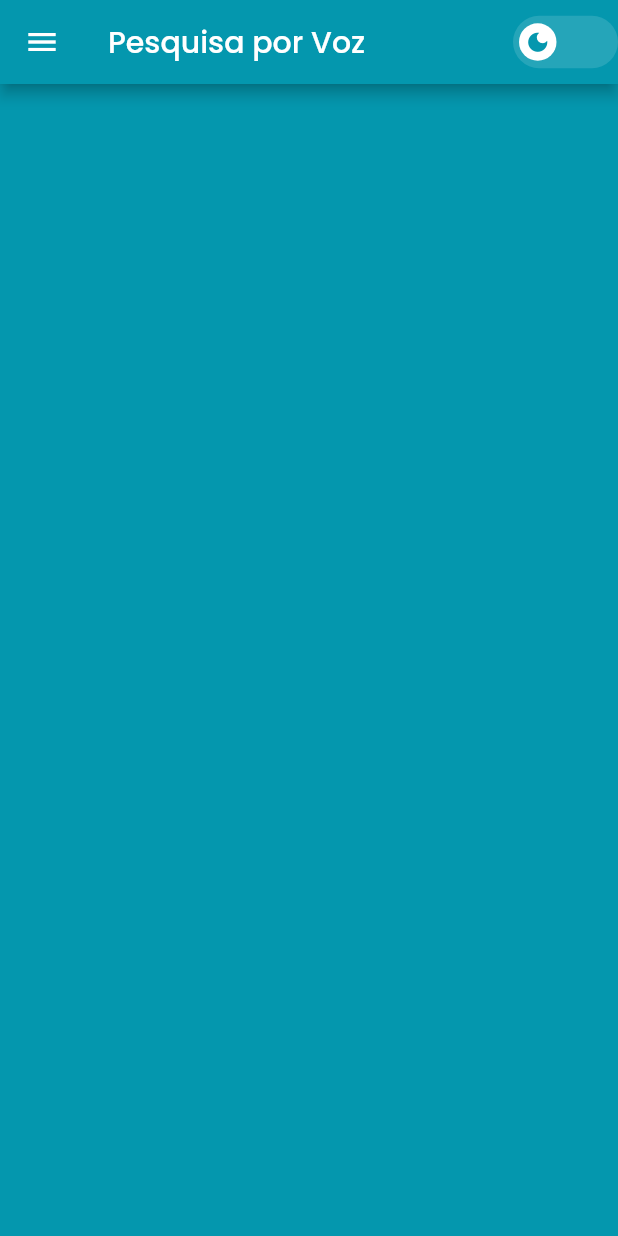
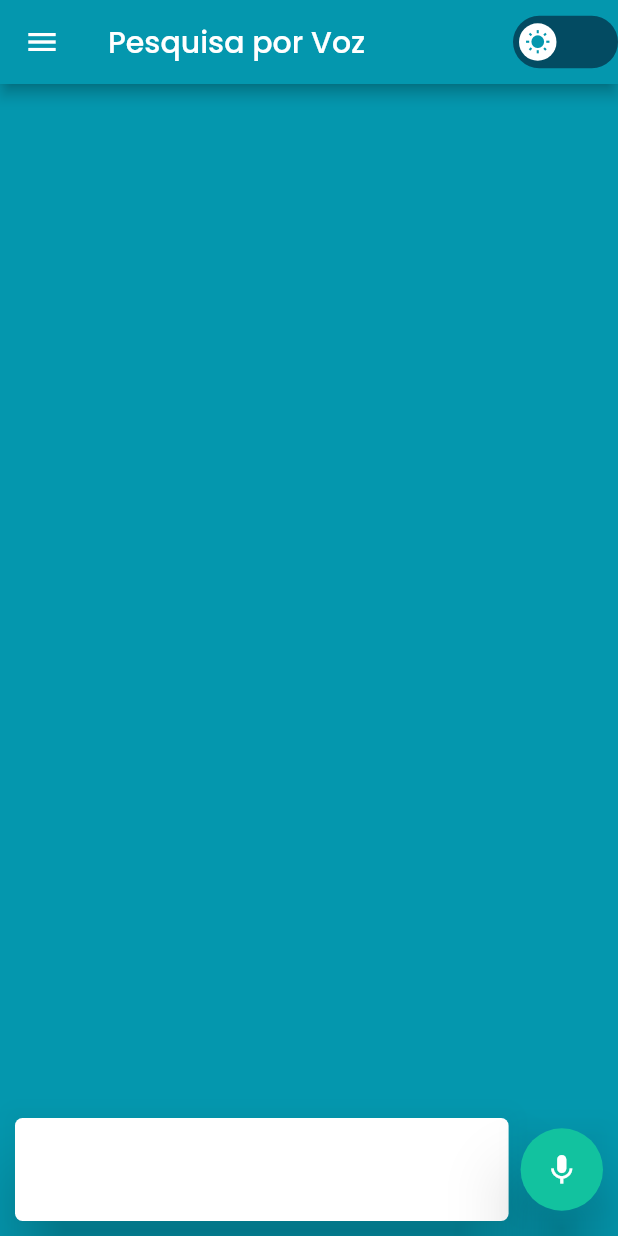
Before and after one commit to iCarvalho7/AndrewsApp, a Flutter app: the screen it shows after launch, on a phone screen of 412 x 824 dp. Run offline on Flutter 3.47's test engine with Material 2 defaults, Android fonts, the phone set to English and light mode, and no system bars; drawn by our look-alikes of avatar_glow, flutter_switch; our stand-ins replace dio, flutter_svg, get, google_fonts, speech_to_text.

Commit message:
[feat] created fetch bible verses screen

```diff
--- /dev/null
+++ b/lib/data/utils/app_assets.dart
@@ -0,0 +1,6 @@
+import 'package:flutter/cupertino.dart';
+import 'package:flutter_svg/flutter_svg.dart';
+
+mixin AppAssets {
+  static final SvgPicture andrewsFaceIcon = SvgPicture.asset('assets/images/andrews_face_icon.svg');
+}
--- /dev/null
+++ b/lib/data/utils/app_spacements.dart
@@ -0,0 +1,32 @@
+import 'package:flutter/widgets.dart';
+
+mixin Numbers {
+  static const double one = 1;
+  static const double two = 2;
+  static const double three = 3;
+  static const double four = 4;
+  static const double five = 5;
+  static const double six = 6;
+  static const double seven = 7;
+  static const double eight = 8;
+  static const double nine = 9;
+  static const double teen = 10;
+  static const double eleven = 11;
+  static const double twelve = 12;
+  static const double thirteen = 13;
+  static const double fourteen = 14;
+  static const double fifteen = 15;
+  static const double twenty = 20;
+  static const double forty = 40;
+}
+
+extension BuildContextExtensions on BuildContext {
+  double get deviceHeight => MediaQuery.of(this).size.height;
+  double get deviceWidth => MediaQuery.of(this).size.width;
+
+  double screenPartHeight(num dividedBy) =>
+      MediaQuery.of(this).size.height / dividedBy;
+
+  double screenPartWight(num dividedBy) =>
+      MediaQuery.of(this).size.width / dividedBy;
+}
--- /dev/null
+++ b/lib/data/utils/app_styles.dart
@@ -0,0 +1,19 @@
+import 'package:andrews_app/data/utils/app_spacements.dart';
+import 'package:flutter/cupertino.dart';
+import 'package:flutter/material.dart';
+
+mixin AppStyles {
+  static const TextStyle titleStyle = TextStyle(
+    fontSize: 24,
+    fontWeight: FontWeight.bold
+  );
+
+  static const TextStyle subTitleStyle = TextStyle(
+    fontSize: 16,
+    fontWeight: FontWeight.bold
+  );
+
+  static BoxDecoration roundedBox = const BoxDecoration(
+    borderRadius: BorderRadius.all(Radius.circular(Numbers.five))
+  );
+}
--- a/lib/data/utils/colors.dart
+++ b/lib/data/utils/colors.dart
@@ -1,4 +1,5 @@
 import 'package:flutter/material.dart';
+import 'package:get/get.dart';
 import 'package:google_fonts/google_fonts.dart';
 
 enum AppTheme { light, dark }
@@ -7,11 +8,16 @@ mixin AppColors {
   static const Color kBackgroundLightMode = Color(0xFF0497AE);
   static const Color kBackgroundDarkMode = Color(0xFF034B62);
 
+  static Color kCardBackground =
+      Get.isDarkMode ? const Color(0xFF1E2D33) : Colors.white;
+
   static ThemeData get lightMode => ThemeData(
         appBarTheme: const AppBarTheme(
           backgroundColor: kBackgroundLightMode,
           iconTheme: IconThemeData(color: kBackgroundLightMode),
         ),
+        secondaryHeaderColor: const Color(0xFF12C29F),
+        cardColor: Colors.white,
         backgroundColor: kBackgroundLightMode,
         textTheme: GoogleFonts.poppinsTextTheme(),
       );
@@ -21,7 +27,9 @@ mixin AppColors {
           backgroundColor: kBackgroundDarkMode,
           iconTheme: IconThemeData(color: kBackgroundDarkMode),
         ),
+        secondaryHeaderColor: const Color(0xFF0C705C),
+        cardColor: const Color(0xFF1E2D33),
         backgroundColor: kBackgroundDarkMode,
-        textTheme: GoogleFonts.poppinsTextTheme(),
+        textTheme: GoogleFonts.poppinsTextTheme().apply(bodyColor: Colors.white),
       );
 }
--- /dev/null
+++ b/lib/features/base_app_bar.dart
@@ -0,0 +1,41 @@
+import 'package:flutter/material.dart';
+import 'package:get/get.dart';
+
+import 'dark_mode/dark_mode_widget.dart';
+
+class BaseAppStructure extends StatelessWidget {
+  final String title;
+  final Color menuColor;
+  final Widget body;
+
+  const BaseAppStructure(
+      {Key? key,
+      required this.title,
+      required this.menuColor,
+      required this.body})
+      : super(key: key);
+
+  @override
+  Widget build(BuildContext context) {
+    return Scaffold(
+      appBar: AppBar(
+        title: Text(title),
+        leading: Icon(
+          Icons.menu,
+          color: menuColor,
+        ),
+        actions: const [
+          DarkModeButton(),
+        ],
+      ),
+      body: Container(
+        color: context.theme.backgroundColor,
+        height: MediaQuery.of(context).size.height,
+        width: MediaQuery.of(context).size.width,
+        child: SafeArea(
+          child: body,
+        ),
+      ),
+    );
+  }
+}
--- a/lib/features/dark_mode/dark_mode_widget.dart
+++ b/lib/features/dark_mode/dark_mode_widget.dart
@@ -17,10 +17,10 @@ class _DarkModeButtonState extends State<DarkModeButton> {
     return Obx(
       () => FlutterSwitch(
         activeToggleColor: Colors.white,
-        activeIcon: const Icon(Icons.wb_sunny),
-        inactiveIcon: const Icon(Icons.dark_mode),
-        activeColor: const Color(0xFF034B62),
-        inactiveColor: const Color(0x22FFFFFF),
+        activeIcon: const Icon(Icons.dark_mode),
+        inactiveIcon: const Icon(Icons.wb_sunny),
+        activeColor: const Color(0x22FFFFFF),
+        inactiveColor: const Color(0xFF034B62),
         value: isDarkModeEnabled.value,
         onToggle: (active) {
           isDarkModeEnabled.value = active;
@@ -32,6 +32,6 @@ class _DarkModeButtonState extends State<DarkModeButton> {
 
   void _changeTheme() async {
     Get.changeThemeMode(
-        !isDarkModeEnabled.value ? ThemeMode.dark : ThemeMode.light);
+        isDarkModeEnabled.value ? ThemeMode.dark : ThemeMode.light);
   }
 }
--- /dev/null
+++ b/lib/features/messages/domain/entities/messages.dart
@@ -0,0 +1,26 @@
+import 'package:flutter/cupertino.dart';
+
+import '../../../search_verses_voice/domain/entities/bible/item_verse.dart';
+
+class Message {
+  bool isQuestion;
+  String title;
+  String description;
+  List<ItemVerse> versesList;
+
+  List<Text> get formattedVerses {
+    List<Text> _textsList = <Text>[];
+
+    for (var e in versesList) {
+      _textsList.add(Text('${e.verse}. ${e.text}\n'));
+    }
+    return _textsList;
+  }
+
+  Message({
+    required this.isQuestion,
+    required this.title,
+    this.versesList = const <ItemVerse>[],
+    this.description = '',
+  });
+}
--- a/lib/features/search_verses_voice/presentation/search_verse_page.dart
+++ b/lib/features/search_verses_voice/presentation/search_verse_page.dart
@@ -1,30 +1,100 @@
-import 'package:andrews_app/features/dark_mode/dark_mode_widget.dart';
+import 'package:andrews_app/data/utils/app_spacements.dart';
+import 'package:andrews_app/features/base_app_bar.dart';
 import 'package:andrews_app/features/search_verses_voice/presentation/search_verses_controller.dart';
+import 'package:avatar_glow/avatar_glow.dart';
 import 'package:flutter/material.dart';
 import 'package:get/get.dart';
+import '../../../data/utils/app_styles.dart';
+import '../../messages/presentation/widgets/message_widget.dart';
 
 class SearchVersePage extends GetView<MainController> {
   const SearchVersePage({Key? key}) : super(key: key);
 
   @override
   Widget build(BuildContext context) {
-    return Scaffold(
-      appBar: AppBar(
-        title: const Text('Pesquisa por Voz'),
-        leading: const Icon(
-          Icons.menu,
-          color: Colors.white,
-        ),
-        actions: const [
-          DarkModeButton(),
+    return BaseAppStructure(
+      title: 'Pesquisa por Voz',
+      menuColor: Colors.white,
+      body: Column(
+        mainAxisAlignment: MainAxisAlignment.spaceBetween,
+        children: [
+          Obx( () => Expanded(
+              child: ListView.builder(
+                  controller: controller.scrollController,
+                  itemCount: controller.messageList.length,
+                  padding: const EdgeInsets.all(Numbers.teen),
+                  itemBuilder: (context, index) {
+                    return MessageWidget(
+                      message: controller.messageList[index],
+                    );
+                  }),
+            ),
+          ),
+          Padding(
+            padding: const EdgeInsets.all(10),
+            child: Row(
+              crossAxisAlignment: CrossAxisAlignment.center,
+              children: [
+                Flexible(
+                  flex: Numbers.four.toInt(),
+                  fit: FlexFit.tight,
+                  child: Material(
+                    color: Colors.transparent,
+                    elevation: Numbers.twenty,
+                    child: Container(
+                      height: context.screenPartHeight(12),
+                      decoration: AppStyles.roundedBox
+                          .copyWith(color: context.theme.cardColor),
+                      child: Obx(
+                        () => Center(
+                          child: Padding(
+                            padding:
+                                const EdgeInsets.symmetric(horizontal: 8.0),
+                            child: Text(
+                              controller.query.value,
+                              textAlign: TextAlign.center,
+                              style:
+                                  AppStyles.subTitleStyle,
+                            ),
+                          ),
+                        ),
+                      ),
+                    ),
+                  ),
+                ),
+                const SizedBox(width: Numbers.eight),
+                GestureDetector(
+                  onTapDown: (_) => controller.startRecordingAudio(),
+                  onTapUp: (_) => controller.stopRecordingAudio(),
+                  child: Material(
+                    color: Colors.transparent,
+                    elevation: Numbers.twenty,
+                    child: Obx(
+                      () => AnimatedContainer(
+                        duration: const Duration(milliseconds: 300),
+                        curve: Curves.fastOutSlowIn,
+                        width: controller.buttonWidth.value,
+                        height: controller.buttonHeight.value,
+                        decoration: AppStyles.roundedBox.copyWith(
+                            color: context.theme.secondaryHeaderColor,
+                            borderRadius:
+                                const BorderRadius.all(Radius.circular(40))),
+                        child: AvatarGlow(
+                          endRadius: 30,
+                          animate: controller.isRecordingAudio.value,
+                          child: const Icon(
+                            Icons.mic,
+                            color: Colors.white,
+                          ),
+                        ),
+                      ),
+                    ),
+                  ),
+                )
+              ],
+            ),
+          ),
         ],
-      ),
-      body: Container(
-        width: MediaQuery.of(context).size.width,
-        color: context.theme.backgroundColor,
-        child: Column(
-
-        ),
       ),
     );
   }
--- a/lib/routes.dart
+++ b/lib/routes.dart
@@ -3,7 +3,7 @@ import 'package:flutter/cupertino.dart';
 
 class RoutesController {
   static final Map<Routes, WidgetBuilder> _routes = {
-    Routes.main : (_) => const SearchVersePage()
+    Routes.main : (_) => SearchVersePage()
   };
 
   static Map<String, WidgetBuilder> get routes {
```
Also changed, not shown: lib/features/messages/data/model/messages_model.dart (added, +11 -0 lines), lib/features/messages/presentation/widgets/message_widget.dart (added, +105 -0 lines), lib/features/search_verses_voice/presentation/search_verses_controller.dart (+84 -36 lines), pubspec.yaml (+5 -4 lines), assets/images/andrews_face_icon.svg (added), lib/features/messages/presentation/widgets/message_card_widget.dart (added), pubspec.lock, 1 other file.
